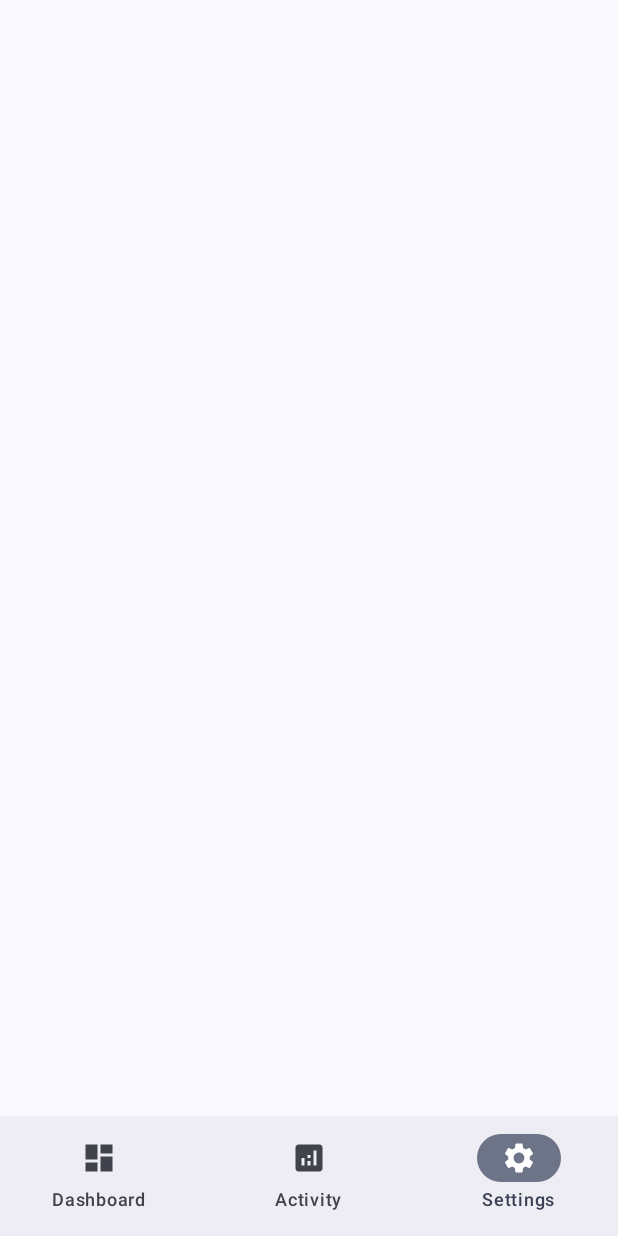
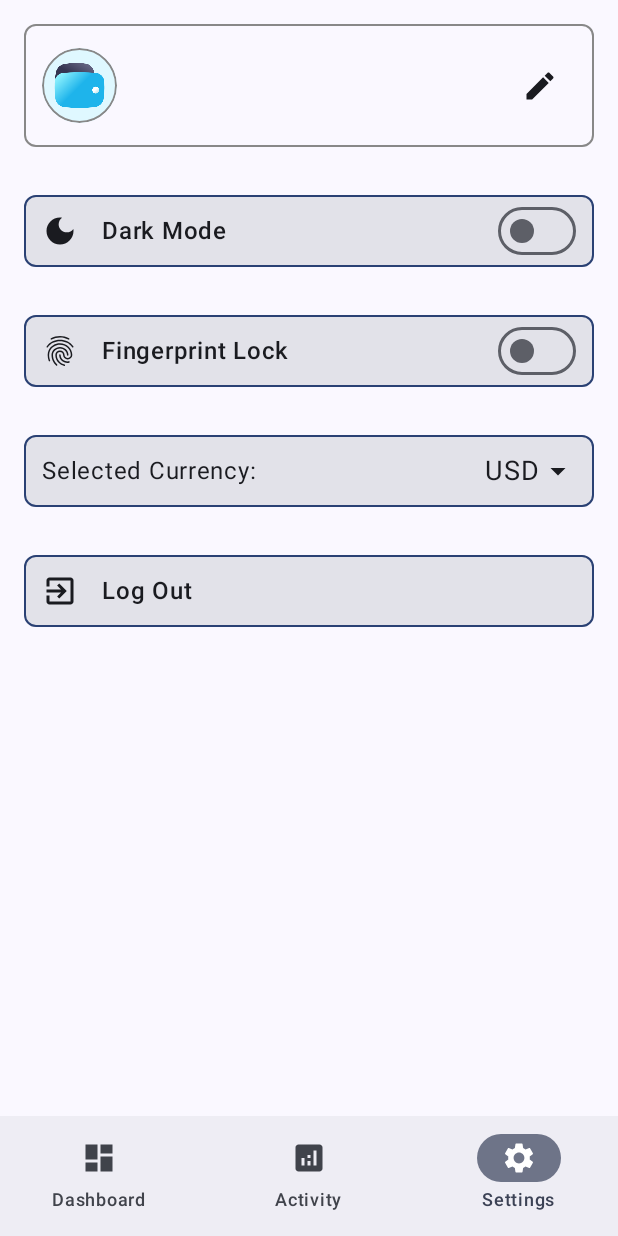
Before and after one commit to Ramu8899ram/S3442260, an Android app built with Jetpack Compose: the MainScreen screen opened through its navigation route, item 3 of the bottom bar chosen, on a phone screen of 412 x 824 dp. Run offline under Robolectric (Android 15) with nearby library versions, the phone set to English and light mode, and no system bars; our stand-ins replace Dagger/Hilt's generated code, Firebase (no records; nobody signed in at launch, a user with empty details on screens opened directly).

Commit message:
Added Settings Page with basic options

```diff
--- a/app/build.gradle.kts
+++ b/app/build.gradle.kts
@@ -66,6 +66,9 @@ dependencies {
     kapt("androidx.room:room-compiler:2.6.1")
     implementation("androidx.room:room-ktx:2.6.1")
 
+    // dataStore
+    implementation("androidx.datastore:datastore-preferences:1.1.4")
+
     implementation(platform("com.google.firebase:firebase-bom:33.11.0"))
     implementation("com.google.firebase:firebase-auth")
     implementation("com.google.firebase:firebase-firestore-ktx")
--- /dev/null
+++ b/app/src/main/java/uk/ac/tees/mad/expensetracker/component/CurrencySelector.kt
@@ -0,0 +1,71 @@
+package uk.ac.tees.mad.expensetracker.component
+
+import androidx.compose.foundation.BorderStroke
+import androidx.compose.foundation.clickable
+import androidx.compose.foundation.layout.Arrangement
+import androidx.compose.foundation.layout.Row
+import androidx.compose.foundation.layout.fillMaxWidth
+import androidx.compose.foundation.layout.padding
+import androidx.compose.foundation.shape.RoundedCornerShape
+import androidx.compose.material.icons.Icons
+import androidx.compose.material.icons.filled.ArrowDropDown
+import androidx.compose.material3.Card
+import androidx.compose.material3.DropdownMenu
+import androidx.compose.material3.DropdownMenuItem
+import androidx.compose.material3.Icon
+import androidx.compose.material3.MaterialTheme
+import androidx.compose.material3.Text
+import androidx.compose.runtime.Composable
+import androidx.compose.runtime.getValue
+import androidx.compose.runtime.mutableStateOf
+import androidx.compose.runtime.remember
+import androidx.compose.runtime.setValue
+import androidx.compose.ui.Alignment
+import androidx.compose.ui.Modifier
+import androidx.compose.ui.unit.dp
+import androidx.compose.ui.unit.sp
+
+@Composable
+fun CurrencySelector(
+    currentCurrency: String,
+    onCurrencyChange: (String) -> Unit,
+) {
+    var expanded by remember { mutableStateOf(false) }
+    val currencyOptions = listOf("usd","inr","eur", "jpy", "gbp", "aud","cad", "chf")
+
+    Card(
+        modifier = Modifier
+            .padding(16.dp)
+            .fillMaxWidth(),
+        shape = RoundedCornerShape(8.dp),
+        border = BorderStroke(1.dp, MaterialTheme.colorScheme.primary)
+    ) {
+        Row(
+            modifier = Modifier
+                .padding(12.dp)
+                .clickable { expanded = true },
+            verticalAlignment = Alignment.CenterVertically,
+            horizontalArrangement = Arrangement.SpaceBetween
+        ) {
+            Text(text = "Selected Currency: ",
+                modifier = Modifier.weight(1f))
+            Text(text = currentCurrency.uppercase(), fontSize = 18.sp)
+            Icon(Icons.Default.ArrowDropDown, contentDescription = "Dropdown Icon")
+        }
+
+        DropdownMenu(
+            expanded = expanded,
+            onDismissRequest = { expanded = false }
+        ) {
+            currencyOptions.forEach { option ->
+                DropdownMenuItem(
+                    text = { Text(option.uppercase(), fontSize = 16.sp) },
+                    onClick = {
+                        onCurrencyChange(option)
+                        expanded = false
+                    }
+                )
+            }
+        }
+    }
+}
--- /dev/null
+++ b/app/src/main/java/uk/ac/tees/mad/expensetracker/component/ProfileSection.kt
@@ -0,0 +1,73 @@
+package uk.ac.tees.mad.expensetracker.component
+
+import androidx.compose.foundation.Image
+import androidx.compose.foundation.border
+import androidx.compose.foundation.layout.Column
+import androidx.compose.foundation.layout.Row
+import androidx.compose.foundation.layout.Spacer
+import androidx.compose.foundation.layout.fillMaxWidth
+import androidx.compose.foundation.layout.padding
+import androidx.compose.foundation.layout.size
+import androidx.compose.foundation.layout.width
+import androidx.compose.foundation.shape.CircleShape
+import androidx.compose.foundation.shape.RoundedCornerShape
+import androidx.compose.material.icons.Icons
+import androidx.compose.material.icons.filled.Edit
+import androidx.compose.material3.Icon
+import androidx.compose.material3.IconButton
+import androidx.compose.material3.Text
+import androidx.compose.runtime.Composable
+import androidx.compose.ui.Alignment
+import androidx.compose.ui.Modifier
+import androidx.compose.ui.draw.clip
+import androidx.compose.ui.graphics.Color
+import androidx.compose.ui.res.painterResource
+import androidx.compose.ui.text.font.FontWeight
+import androidx.compose.ui.unit.dp
+import androidx.compose.ui.unit.sp
+import uk.ac.tees.mad.expensetracker.R
+
+@Composable
+fun ProfileSection(
+    userName:String,
+    email:String,
+    onEditClick:()->Unit
+) {
+    Row(
+        modifier = Modifier
+            .padding(16.dp)
+            .fillMaxWidth()
+            .border(1.dp, color = Color.Gray, shape = RoundedCornerShape(8.dp))
+            .padding(vertical = 16.dp, horizontal = 12.dp),
+        verticalAlignment = Alignment.CenterVertically,
+    ) {
+        Image(
+            painter = painterResource(R.drawable.app_logo),
+            contentDescription = "Weather Image",
+            modifier = Modifier
+                .size(50.dp)
+                .clip(CircleShape)
+                .border(1.dp, color = Color.Gray, shape = CircleShape)
+        )
+        Spacer(modifier = Modifier.width(8.dp))
+        Column(modifier = Modifier
+            .weight(1f)) {
+            Text(
+                text = userName,
+                fontSize = 18.sp,
+                fontWeight = FontWeight.Bold,
+            )
+            Text(
+                text = email,
+                fontSize = 16.sp,
+            )
+        }
+
+        IconButton(onClick = onEditClick) {
+            Icon(
+                Icons.Default.Edit,
+                contentDescription = "Edit Name",
+            )
+        }
+    }
+}
--- /dev/null
+++ b/app/src/main/java/uk/ac/tees/mad/expensetracker/component/SettingToggleButton.kt
@@ -0,0 +1,64 @@
+package uk.ac.tees.mad.expensetracker.component
+
+import androidx.compose.foundation.BorderStroke
+import androidx.compose.foundation.layout.Arrangement
+import androidx.compose.foundation.layout.Row
+import androidx.compose.foundation.layout.Spacer
+import androidx.compose.foundation.layout.fillMaxWidth
+import androidx.compose.foundation.layout.padding
+import androidx.compose.foundation.layout.width
+import androidx.compose.foundation.shape.RoundedCornerShape
+import androidx.compose.material3.Card
+import androidx.compose.material3.Icon
+import androidx.compose.material3.MaterialTheme
+import androidx.compose.material3.Switch
+import androidx.compose.material3.Text
+import androidx.compose.runtime.Composable
+import androidx.compose.ui.Alignment
+import androidx.compose.ui.Modifier
+import androidx.compose.ui.graphics.vector.ImageVector
+import androidx.compose.ui.res.vectorResource
+import androidx.compose.ui.text.font.FontWeight
+import androidx.compose.ui.unit.dp
+import androidx.compose.ui.unit.sp
+
+@Composable
+fun SettingToggleButton(
+    title:String,
+    drawable:Int,
+    isValue: Boolean,
+    onToggle: (Boolean) -> Unit
+) {
+    Card(
+        modifier = Modifier
+            .fillMaxWidth()
+            .padding(16.dp),
+        shape = RoundedCornerShape(8.dp),
+        border = BorderStroke(1.dp, MaterialTheme.colorScheme.primary),
+    ) {
+        Row(
+            modifier = Modifier
+                .fillMaxWidth()
+                .padding(horizontal = 12.dp),
+            verticalAlignment = Alignment.CenterVertically,
+            horizontalArrangement = Arrangement.SpaceBetween
+        ) {
+            Row(verticalAlignment = Alignment.CenterVertically) {
+                Icon(
+                    imageVector = ImageVector.vectorResource(drawable),
+                    contentDescription = "setting_icon",
+                )
+                Spacer(modifier = Modifier.width(16.dp))
+                Text(
+                    text = title,
+                    fontSize = 16.sp,
+                    fontWeight = FontWeight.Medium,
+                )
+            }
+            Switch(
+                checked = isValue,
+                onCheckedChange = { onToggle(it) }
+            )
+        }
+    }
+}
--- /dev/null
+++ b/app/src/main/java/uk/ac/tees/mad/expensetracker/component/SettingsOption.kt
@@ -0,0 +1,46 @@
+package uk.ac.tees.mad.expensetracker.component
+
+import androidx.compose.foundation.BorderStroke
+import androidx.compose.foundation.clickable
+import androidx.compose.foundation.layout.Row
+import androidx.compose.foundation.layout.Spacer
+import androidx.compose.foundation.layout.fillMaxWidth
+import androidx.compose.foundation.layout.padding
+import androidx.compose.foundation.layout.width
+import androidx.compose.foundation.shape.RoundedCornerShape
+import androidx.compose.material3.Card
+import androidx.compose.material3.Icon
+import androidx.compose.material3.MaterialTheme
+import androidx.compose.material3.Text
+import androidx.compose.runtime.Composable
+import androidx.compose.ui.Alignment
+import androidx.compose.ui.Modifier
+import androidx.compose.ui.graphics.vector.ImageVector
+import androidx.compose.ui.text.font.FontWeight
+import androidx.compose.ui.unit.dp
+import androidx.compose.ui.unit.sp
+
+@Composable
+fun SettingsOption(icon: ImageVector, title: String, onClick: () -> Unit) {
+    Card(
+        modifier = Modifier
+            .fillMaxWidth()
+            .padding(16.dp)
+            .clickable { onClick() },
+        shape = RoundedCornerShape(8.dp),
+        border = BorderStroke(1.dp, MaterialTheme.colorScheme.primary),
+    ) {
+        Row(
+            modifier = Modifier.padding(12.dp),
+            verticalAlignment = Alignment.CenterVertically
+        ) {
+            Icon(icon, contentDescription = title)
+            Spacer(modifier = Modifier.width(16.dp))
+            Text(
+                text = title,
+                fontSize = 16.sp,
+                fontWeight = FontWeight.Medium
+            )
+        }
+    }
+}
--- /dev/null
+++ b/app/src/main/java/uk/ac/tees/mad/expensetracker/data/local/datastore/DataStoreManager.kt
@@ -0,0 +1,53 @@
+package uk.ac.tees.mad.expensetracker.data.local.datastore
+
+
+import androidx.datastore.core.DataStore
+import androidx.datastore.preferences.core.Preferences
+import androidx.datastore.preferences.core.booleanPreferencesKey
+import androidx.datastore.preferences.core.edit
+import androidx.datastore.preferences.core.stringPreferencesKey
+import kotlinx.coroutines.flow.Flow
+import kotlinx.coroutines.flow.map
+import javax.inject.Inject
+
+
+class DataStoreManager @Inject constructor(private val dataStore:DataStore<Preferences>) {
+
+    companion object{
+        val IS_DARK_MODE_KEY = booleanPreferencesKey("is_dark_mode")
+        val IS_FINGERPRINT_LOCK_KEY = booleanPreferencesKey("is_fingerprint_lock")
+        val SELECTED_CURRENCY_KEY = stringPreferencesKey("selected_currency")
+    }
+
+    suspend fun saveDarkModeStatus(isDarkMode:Boolean){
+        dataStore.edit { preferences->
+            preferences[IS_DARK_MODE_KEY] =isDarkMode
+        }
+    }
+
+    suspend fun saveFingerprintLockStatus(isFingerLock:Boolean){
+        dataStore.edit { preferences->
+            preferences[IS_FINGERPRINT_LOCK_KEY] = isFingerLock
+        }
+    }
+
+    suspend fun saveSelectedCurrency(newCurrency:String){
+        dataStore.edit { preferences->
+            preferences[SELECTED_CURRENCY_KEY] = newCurrency
+        }
+    }
+
+    val isDarkModeFlow:Flow<Boolean> = dataStore.data.map {
+        preferences->
+        preferences[IS_DARK_MODE_KEY] == true
+    }
+
+    val isFingerprintLockFlow:Flow<Boolean> = dataStore.data.map {
+        preferences ->
+        preferences[IS_FINGERPRINT_LOCK_KEY] == true
+    }
+
+    val selectedCurrencyFlow:Flow<String> = dataStore.data.map {
+        preferences-> preferences[SELECTED_CURRENCY_KEY]?:"usd"
+    }
+}
--- a/app/src/main/java/uk/ac/tees/mad/expensetracker/di/AppModule.kt
+++ b/app/src/main/java/uk/ac/tees/mad/expensetracker/di/AppModule.kt
@@ -1,10 +1,26 @@
 package uk.ac.tees.mad.expensetracker.di
 
+import android.content.Context
+import androidx.datastore.preferences.preferencesDataStore
+import com.google.firebase.auth.FirebaseAuth
 import dagger.Module
+import dagger.Provides
 import dagger.hilt.InstallIn
+import dagger.hilt.android.qualifiers.ApplicationContext
 import dagger.hilt.components.SingletonComponent
+import javax.inject.Singleton
+
+private val Context.dataStore by preferencesDataStore(name = "app_preferences")
 
 @Module
 @InstallIn(SingletonComponent::class)
 object AppModule {
+
+    @Provides
+    @Singleton
+    fun provideFirebaseAuth(): FirebaseAuth = FirebaseAuth.getInstance()
+
+    @Provides
+    @Singleton
+    fun provideDataStore(@ApplicationContext context: Context) = context.dataStore
 }
--- a/app/src/main/java/uk/ac/tees/mad/expensetracker/screen/main/MainScreen.kt
+++ b/app/src/main/java/uk/ac/tees/mad/expensetracker/screen/main/MainScreen.kt
@@ -13,6 +13,7 @@ import androidx.compose.ui.Modifier
 import androidx.navigation.NavController
 import uk.ac.tees.mad.expensetracker.component.DashboardTopAppbar
 import uk.ac.tees.mad.expensetracker.screen.dashboard.DashboardScreen
+import uk.ac.tees.mad.expensetracker.screen.settings.SettingsScreen
 
 @Composable
 fun MainScreen(navController: NavController) {
@@ -43,6 +44,7 @@ fun MainScreen(navController: NavController) {
         val modifier = Modifier.padding(paddingValues)
         when (selectedScreen.intValue) {
             0 -> DashboardScreen(modifier)
+            2 -> SettingsScreen(modifier, navController)
         }
     }
 }
--- /dev/null
+++ b/app/src/main/java/uk/ac/tees/mad/expensetracker/screen/settings/SettingsScreen.kt
@@ -0,0 +1,95 @@
+package uk.ac.tees.mad.expensetracker.screen.settings
+
+import android.widget.Toast
+import androidx.compose.foundation.layout.Column
+import androidx.compose.material.icons.Icons
+import androidx.compose.material.icons.automirrored.filled.ExitToApp
+import androidx.compose.runtime.Composable
+import androidx.compose.runtime.collectAsState
+import androidx.compose.runtime.getValue
+import androidx.compose.runtime.mutableStateOf
+import androidx.compose.runtime.remember
+import androidx.compose.runtime.setValue
+import androidx.compose.ui.Modifier
+import androidx.compose.ui.platform.LocalContext
+import androidx.hilt.navigation.compose.hiltViewModel
+import androidx.navigation.NavController
+import uk.ac.tees.mad.expensetracker.R
+import uk.ac.tees.mad.expensetracker.component.CurrencySelector
+import uk.ac.tees.mad.expensetracker.component.EditNameBottomSheet
+import uk.ac.tees.mad.expensetracker.component.ProfileSection
+import uk.ac.tees.mad.expensetracker.component.SettingToggleButton
+import uk.ac.tees.mad.expensetracker.component.SettingsOption
+import uk.ac.tees.mad.expensetracker.util.Routes
+
+@Composable
+fun SettingsScreen(
+    modifier: Modifier = Modifier,
+    navController: NavController,
+    viewModel: SettingsViewModel = hiltViewModel(),
+) {
+
+    val name by viewModel.name.collectAsState()
+    val email by viewModel.email.collectAsState()
+    val isDarkMode by viewModel.isDarkMode.collectAsState()
+    val isFingerLock by viewModel.isFingerprintLock.collectAsState()
+    val selectedCurrency by viewModel.selectedCurrency.collectAsState()
+    var showEditNameSheet by remember { mutableStateOf(false) }
+    val context = LocalContext.current
+
+    Column(
+        modifier = modifier
+    ) {
+        ProfileSection(name, email) {
+            showEditNameSheet = true
+        }
+
+        SettingToggleButton(
+            title = "Dark Mode",
+            drawable = R.drawable.baseline_dark_mode_24,
+            isValue = isDarkMode,
+            onToggle = { viewModel.saveDarkModeStatus(it) }
+        )
+
+        SettingToggleButton(
+            title = "Fingerprint Lock",
+            drawable = R.drawable.baseline_fingerprint_24,
+            isValue = isFingerLock,
+            onToggle = { viewModel.saveFingerLockStatus(it) }
+        )
+
+        CurrencySelector(
+            currentCurrency = selectedCurrency,
+            onCurrencyChange = {
+                viewModel.saveSelectedCurrency(it)
+                Toast.makeText(context, "Currency changed, please reload data", Toast.LENGTH_SHORT)
+                    .show()
+            }
+        )
+
+        SettingsOption(
+            icon = Icons.AutoMirrored.Filled.ExitToApp,
+            title = "Log Out",
+            onClick = {
+                viewModel.logOut()
+                navController.navigate(Routes.AUTH_SCREEN) {
+                    popUpTo(Routes.MAIN_SCREEN) {
+                        inclusive = true
+                    }
+                }
+            }
+        )
+
+    }
+
+    if (showEditNameSheet) {
+        EditNameBottomSheet(
+            currentName = name,
+            onSave = { newName ->
+                viewModel.updateProfile(newName, context)
+                showEditNameSheet = false
+            },
+            onDismiss = { showEditNameSheet = false }
+        )
+    }
+}
--- /dev/null
+++ b/app/src/main/java/uk/ac/tees/mad/expensetracker/screen/settings/SettingsViewModel.kt
@@ -0,0 +1,86 @@
+package uk.ac.tees.mad.expensetracker.screen.settings
+
+import android.content.Context
+import android.widget.Toast
+import androidx.lifecycle.ViewModel
+import androidx.lifecycle.viewModelScope
+import com.google.firebase.auth.FirebaseAuth
+import com.google.firebase.auth.UserProfileChangeRequest
+import dagger.hilt.android.lifecycle.HiltViewModel
+import kotlinx.coroutines.flow.MutableStateFlow
+import kotlinx.coroutines.flow.StateFlow
+import kotlinx.coroutines.launch
+import uk.ac.tees.mad.expensetracker.data.local.datastore.DataStoreManager
+import javax.inject.Inject
+
+@HiltViewModel
+class SettingsViewModel @Inject constructor(
+    private val dataStoreManager: DataStoreManager,
+    private val auth: FirebaseAuth
+):ViewModel() {
+
+    private val _name = MutableStateFlow("Name")
+    val name: StateFlow<String> get() = _name
+    private val _email = MutableStateFlow("Email")
+    val email: StateFlow<String> get() = _email
+
+    private val _isDarkMode = MutableStateFlow(false)
+    val isDarkMode:StateFlow<Boolean> get() = _isDarkMode
+
+    private val _isFingerprintLock = MutableStateFlow(false)
+    val isFingerprintLock:StateFlow<Boolean> get() = _isFingerprintLock
+
+    private val _selectedCurrency = MutableStateFlow("usd")
+    val selectedCurrency:StateFlow<String> get() = _selectedCurrency
+
+    init {
+        _name.value = auth.currentUser?.displayName.toString()
+        _email.value = auth.currentUser?.email.toString()
+
+        viewModelScope.launch {
+            dataStoreManager.isDarkModeFlow.collect{_isDarkMode.value = it}
+        }
+        viewModelScope.launch {
+            dataStoreManager.isFingerprintLockFlow.collect{_isFingerprintLock.value = it}
+        }
+        viewModelScope.launch {
+            dataStoreManager.selectedCurrencyFlow.collect{_selectedCurrency.value = it}
+        }
+    }
+
+    fun updateProfile(newName:String, context: Context){
+        _name.value = newName
+        viewModelScope.launch {
+            val profileUpdate = UserProfileChangeRequest.Builder()
+                .setDisplayName(_name.value)
+                .build()
+            auth.currentUser?.updateProfile(profileUpdate)
+            Toast.makeText(context, "Name changed successfully", Toast.LENGTH_SHORT).show()
+        }
+    }
+
+    fun saveDarkModeStatus(value:Boolean){
+        viewModelScope.launch {
+            dataStoreManager.saveDarkModeStatus(value)
+            _isDarkMode.value = value
+        }
+    }
+
+    fun saveFingerLockStatus(value:Boolean){
+        viewModelScope.launch {
+            dataStoreManager.saveFingerprintLockStatus(value)
+            _isFingerprintLock.value = value
+        }
+    }
+
+    fun saveSelectedCurrency(newCurrency:String){
+        viewModelScope.launch {
+            dataStoreManager.saveSelectedCurrency(newCurrency)
+            _selectedCurrency.value = newCurrency
+        }
+    }
+
+    fun logOut(){
+        auth.signOut()
+    }
+}
```
Also changed, not shown: app/src/main/java/uk/ac/tees/mad/expensetracker/component/EditNameBottomSheet.kt (added, +53 -0 lines).
